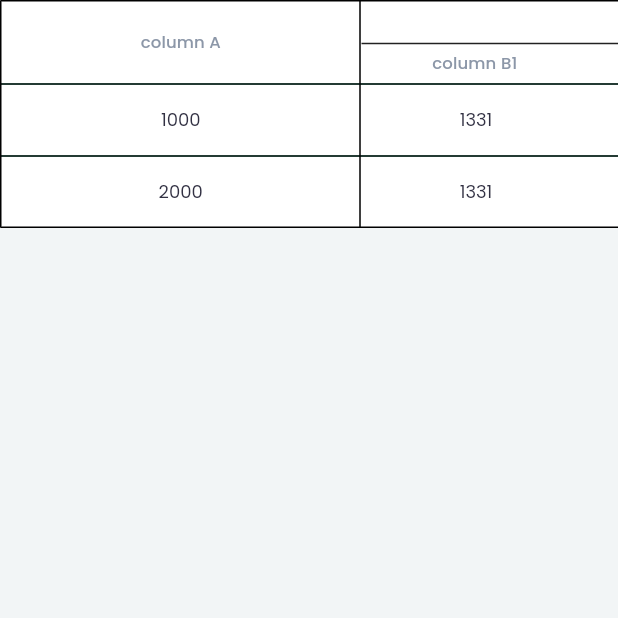
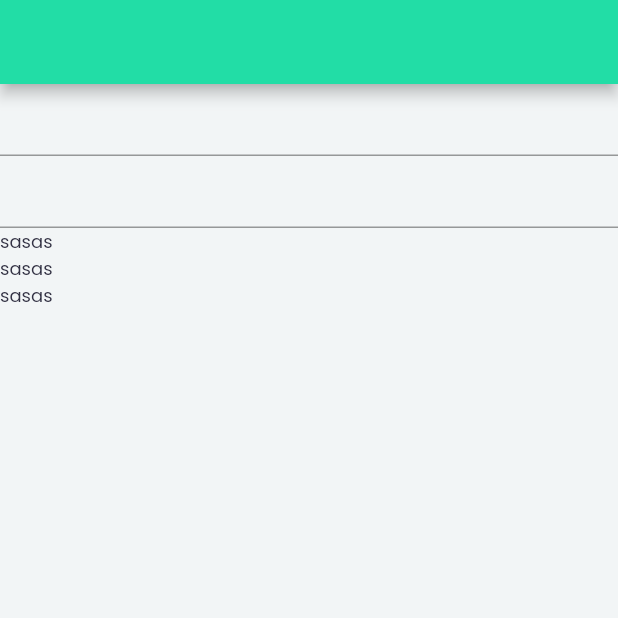
Before and after one commit to Sayed-Siam123/responsive_layout_rnd, a Flutter app: the screen it shows after launch, on a phone screen of 412 x 824 dp, the top half of it. Run offline on Flutter 3.47's test engine with Material 2 defaults, Android fonts, the phone set to English and light mode, and no system bars; drawn by our look-alikes of data_table_2; our stand-ins replace cached_network_image, connectivity_plus, device_preview, flutter_icons, flutter_svg, fluttertoast and 6 more; missing offline and left inert: flutter_statusbarcolor_ns.

Commit message:
Dynamic widget generate

```diff
--- a/lib/modules/spalsh/Splash/SplashMobile.dart
+++ b/lib/modules/spalsh/Splash/SplashMobile.dart
@@ -34,7 +34,24 @@ class SplashMobilePortrait extends GetView<SplashLogic> {
   const SplashMobilePortrait({Key? key, this.sizingInformation})
       : super(key: key);
 
+
   @override
+  Widget build(BuildContext context) {
+    Get.find<SplashLogic>();
+    Get.find<InternetCheckerHelperLogic>();
+
+    return SafeArea(
+      child: Scaffold(
+        appBar: AppBar(),
+        body: Column(
+          children: controller.widgetList,
+        ),
+      ),
+    );
+
+  }
+
+  /*@override
   Widget build(BuildContext context) {
     Get.find<SplashLogic>();
     Get.find<InternetCheckerHelperLogic>();
@@ -42,14 +59,14 @@ class SplashMobilePortrait extends GetView<SplashLogic> {
     var designModel = DesignModel.fromMap(controller.demoJson, "design");
     var dataModel = DataModel.fromMap(controller.demoJson, "data");
 
-    /*var index = """<!DOCTYPE html>
+    *//*var index = """<!DOCTYPE html>
     <html>
     <head>
     <meta name="viewport" content="width=device-width, initial-scale=1.0">
     ${controller.emptyScript.value == "" ? "" : controller.emptyScript.value}
     </head>
     ${controller.emptyBody.value == "" ? "" : controller.body.value}
-    </html>""";*/
+    </html>""";*//*
 
     return SafeArea(
       child: Scaffold(
@@ -124,7 +141,7 @@ class SplashMobilePortrait extends GetView<SplashLogic> {
                   ));
                 }).toList(),
             ))),
-        /*body: Obx(() {
+        *//*body: Obx(() {
           return !controller.showLoading.value ? WebView(
             initialUrl: 'about:blank',
             javascriptMode: JavascriptMode.unrestricted,
@@ -145,10 +162,10 @@ class SplashMobilePortrait extends GetView<SplashLogic> {
             },
             zoomEnabled: false,
           ) : CircularProgressIndicator();
-        }),*/
+        }),*//*
       ),
     );
-  }
+  }*/
 }
 
 /*r'''
--- a/lib/modules/spalsh/splash_logic.dart
+++ b/lib/modules/spalsh/splash_logic.dart
@@ -1,3 +1,4 @@
+import 'package:flutter/material.dart';
 import 'package:get/get.dart';
 import 'dart:convert';
 
@@ -119,6 +120,32 @@ class SplashLogic extends GetxController {
     ]
   };
 
+  List<Widget> widgetList = [];
+
+  var widgetJson = [
+    {
+      "type" : "textfield",
+      "label" : "Username",
+      "hint" : "Enter your username",
+      "dataType" : "text",
+      "value" : [],
+    },
+    {
+      "type" : "textfield", //checkbox,radio,datetime picker,dropdown
+      "label" : "Password",
+      "hint" : "Enter your password",
+      "dataType" : "password",
+      "value" : [], //dropdown,checkbox,radio
+    },
+    {
+      "type" : "dropdown", //checkbox,radio,datetime picker,dropdown
+      "label" : "Select one item",
+      "hint" : "",
+      "dataType" : "",
+      "value" : ["1","2","3"], //dropdown,checkbox,radio
+    }
+  ];
+
   /*late WebViewController webController;
 
   var script = """<script type='text/javascript'>
@@ -162,10 +189,12 @@ class SplashLogic extends GetxController {
 */
 
   @override
-  void onInit() {
+  onInit() async{
     // TODO: implement onReady
     super.onInit();
     print("on Init");
+    await onGenerateWidget();
+    print(widgetList);
   }
 
   @override
@@ -180,6 +209,35 @@ class SplashLogic extends GetxController {
   void onClose() {
     // TODO: implement onClose
     super.onClose();
+  }
+
+  onGenerateWidget() {
+    for(int i = 0; i<widgetJson.length; i++){
+      switch(widgetJson[i]["type"]){
+        case "textfield":
+          if(widgetJson[i]["dataType"] == "text"){
+            widgetList.add(TextField());
+          }
+          else if(widgetJson[i]["dataType"] == "password"){
+            widgetList.add(TextField(
+              obscureText: true,
+            ));
+          }
+          continue;
+
+        case "dropdown":
+          widgetList.add(Expanded(
+            child: ListView.builder(
+              shrinkWrap: true,
+              itemCount: 3,
+              itemBuilder: (context, index) {
+                return Text("sasas");
+              },
+            ),
+          ));
+          continue;
+      }
+    }
   }
 
   // getHTMLData() async{
```
